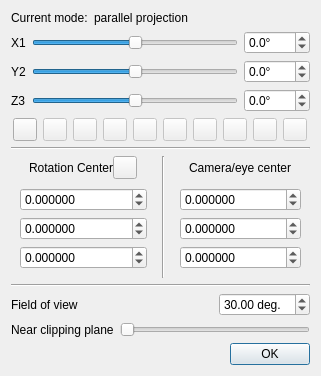
Above: qCC/ui_templates/cameraParamDlg.ui from CloudCompare/CloudCompare before the change. Below: the same form after it.
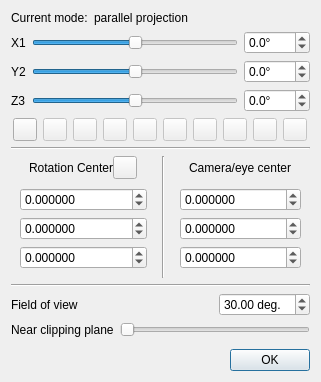
That is the form after the change. Icons and pictures are not drawn.

Diff of the .ui file:
```diff
--- a/qCC/ui_templates/cameraParamDlg.ui
+++ b/qCC/ui_templates/cameraParamDlg.ui
@@ -7,7 +7,7 @@
     <x>0</x>
     <y>0</y>
     <width>321</width>
-    <height>373</height>
+    <height>382</height>
    </rect>
   </property>
   <property name="windowTitle">
```
Left out of the diff: 3 changed lines with no effect on the pictures.
